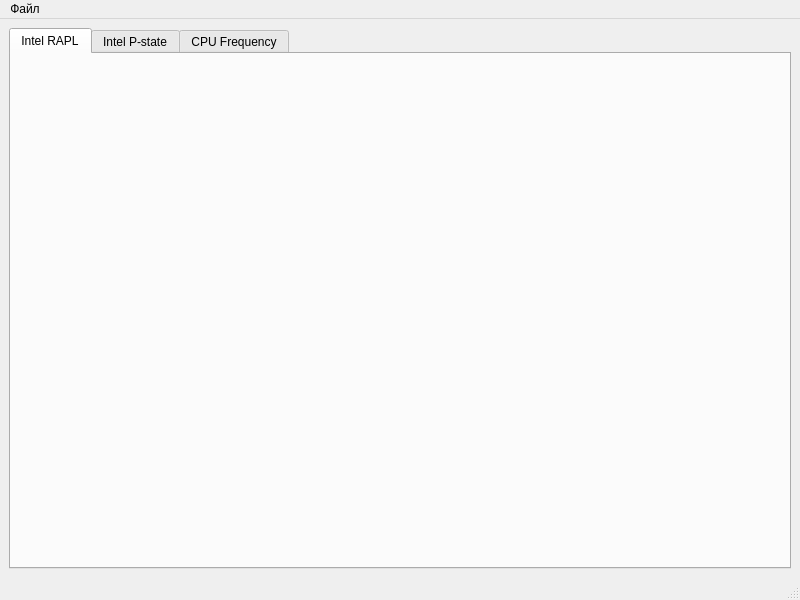
First picture: the form in main_window.ui, repository NativCos/laptop_power, before the edit.
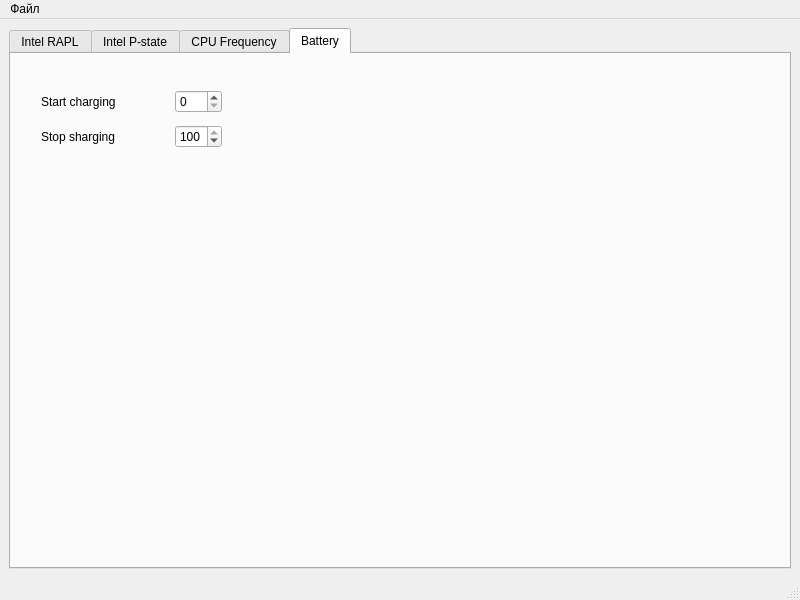
Second picture: the form after the edit.

```diff
--- a/main_window.ui
+++ b/main_window.ui
@@ -18,7 +18,7 @@
     <item>
      <widget class="QTabWidget" name="tabWidget">
       <property name="currentIndex">
-       <number>0</number>
+       <number>3</number>
       </property>
       <widget class="QWidget" name="tab_rapl">
        <attribute name="title">
@@ -181,6 +181,63 @@
         </layout>
        </widget>
       </widget>
+      <widget class="QWidget" name="tab">
+       <attribute name="title">
+        <string>Battery</string>
+       </attribute>
+       <widget class="QWidget" name="gridLayoutWidget">
+        <property name="geometry">
+         <rect>
+          <x>30</x>
+          <y>30</y>
+          <width>181</width>
+          <height>72</height>
+         </rect>
+        </property>
+        <layout class="QGridLayout" name="gridLayout">
+         <item row="0" column="1">
+          <widget class="QSpinBox" name="spinBox_start_charging">
+           <property name="sizePolicy">
+            <sizepolicy hsizetype="Fixed" vsizetype="Fixed">
+             <horstretch>0</horstretch>
+             <verstretch>0</verstretch>
+            </sizepolicy>
+           </property>
+           <property name="maximum">
+            <number>100</number>
+           </property>
+           <property name="value">
+            <number>0</number>
+           </property>
+          </widget>
+         </item>
+         <item row="0" column="0">
+          <widget class="QLabel" name="label_4">
+           <property name="text">
+            <string>Start charging</string>
+           </property>
+          </widget>
+         </item>
+         <item row="1" column="0">
+          <widget class="QLabel" name="label_6">
+           <property name="text">
+            <string>Stop sharging</string>
+           </property>
+          </widget>
+         </item>
+         <item row="1" column="1">
+          <widget class="QSpinBox" name="spinBox_stop_charging">
+           <property name="maximum">
+            <number>100</number>
+           </property>
+           <property name="value">
+            <number>100</number>
+           </property>
+          </widget>
+         </item>
+        </layout>
+       </widget>
+      </widget>
      </widget>
     </item>
    </layout>
```
